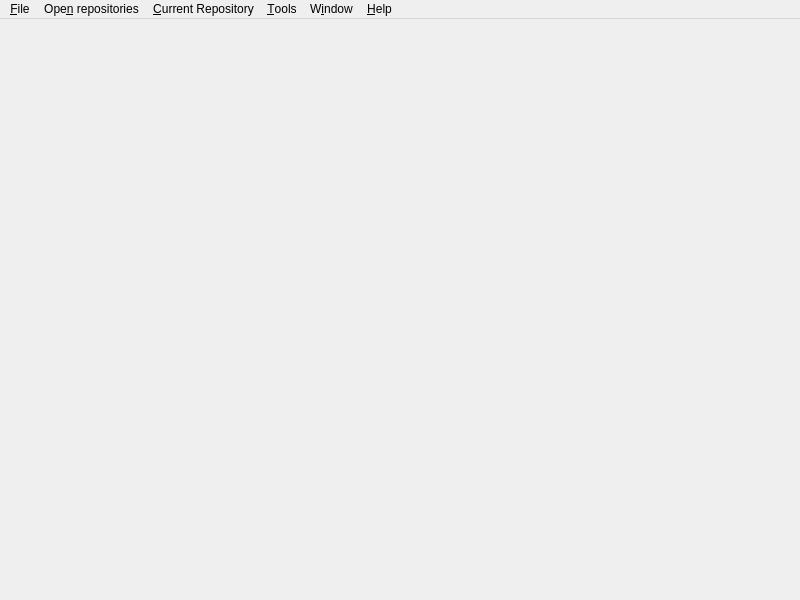
This is src/mainwindow.ui in feelx88/git-qui as Qt 5 draws it before an edit. The edited form follows.
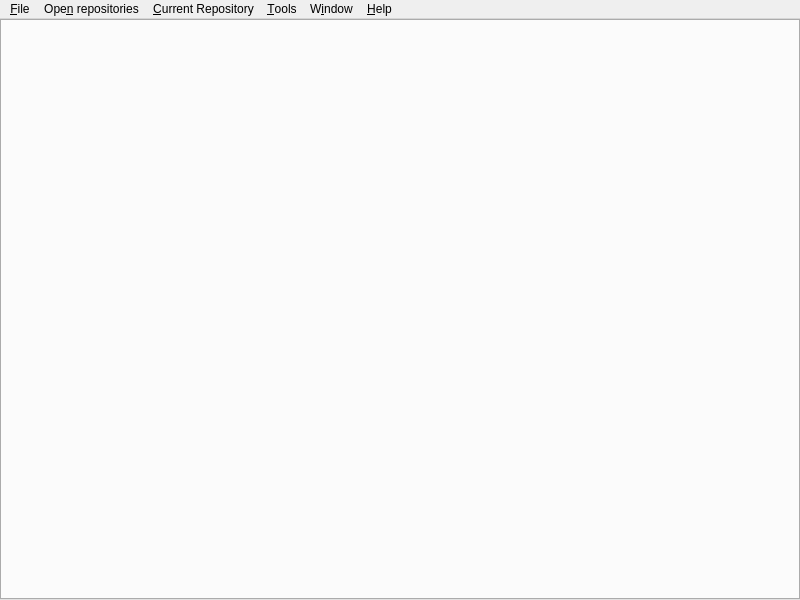
This is the edited form.

Commit message: Added tab widget to main window for managing different sets of dock widgets.

Patch:
```diff
--- a/src/mainwindow.ui
+++ b/src/mainwindow.ui
@@ -20,13 +20,33 @@
    <bool>true</bool>
   </property>
   <widget class="QWidget" name="centralwidget">
-   <property name="maximumSize">
-    <size>
-     <width>0</width>
-     <height>0</height>
-    </size>
-   </property>
-   <layout class="QVBoxLayout" name="verticalLayout"/>
+   <layout class="QHBoxLayout" name="horizontalLayout">
+    <property name="leftMargin">
+     <number>0</number>
+    </property>
+    <property name="topMargin">
+     <number>0</number>
+    </property>
+    <property name="rightMargin">
+     <number>0</number>
+    </property>
+    <property name="bottomMargin">
+     <number>0</number>
+    </property>
+    <item>
+     <widget class="QTabWidget" name="tabWidget">
+      <property name="tabsClosable">
+       <bool>true</bool>
+      </property>
+      <property name="movable">
+       <bool>true</bool>
+      </property>
+      <property name="tabBarAutoHide">
+       <bool>true</bool>
+      </property>
+     </widget>
+    </item>
+   </layout>
   </widget>
   <widget class="QMenuBar" name="menubar">
    <property name="geometry">
```
Left out of the diff: 8 changed lines with no effect on the pictures. The commit also changes 3 other files.
